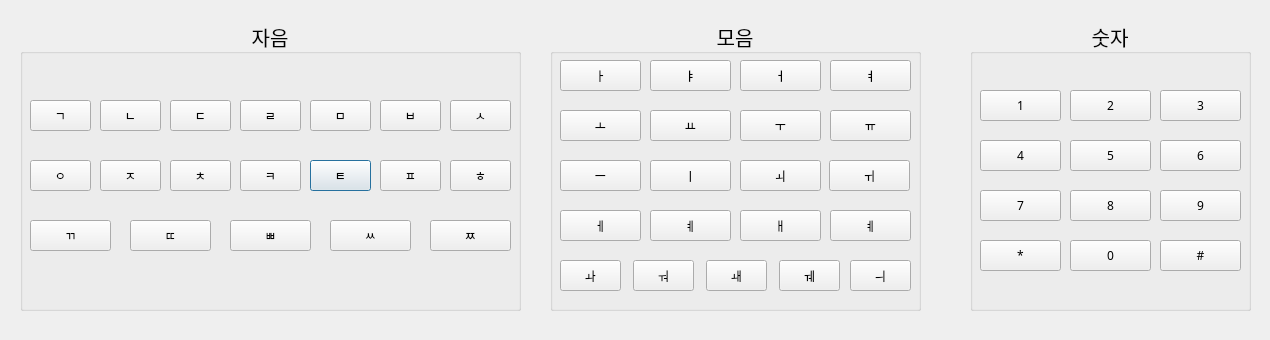
The window that ddaro_gui/ui/keyboardWindow.ui (Kyung-Hyun36/DDaRo) describes before a commit, drawn with Qt 5.
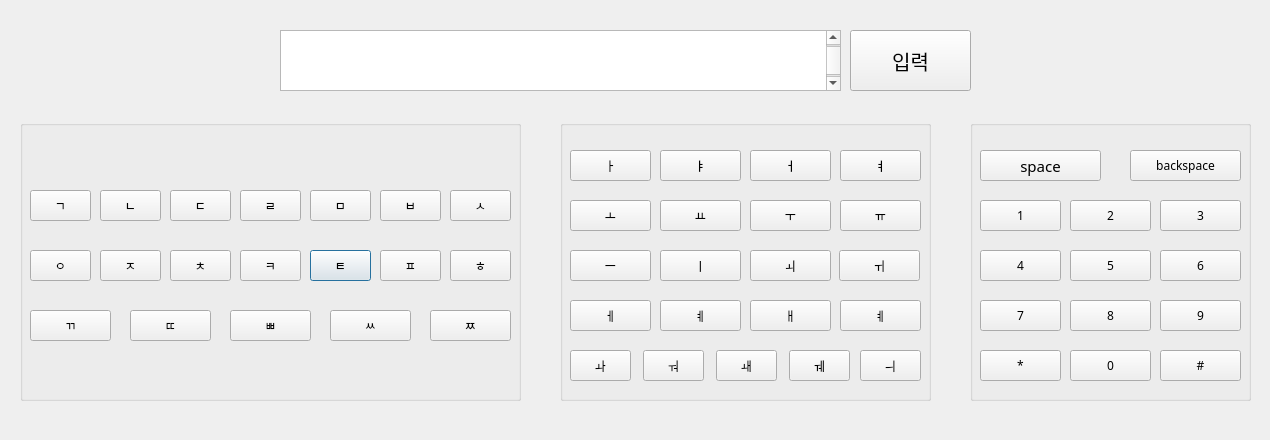
The same window after the commit.

Commit message: update keboardWindow.ui keyboardWindow.ui에 space, backspace, enter 버튼 추가

Diff of the .ui file:
```diff
--- a/ddaro_gui/ui/keyboardWindow.ui
+++ b/ddaro_gui/ui/keyboardWindow.ui
@@ -7,7 +7,7 @@
     <x>0</x>
     <y>0</y>
     <width>1270</width>
-    <height>340</height>
+    <height>440</height>
    </rect>
   </property>
   <property name="windowTitle">
@@ -17,9 +17,9 @@
    <property name="geometry">
     <rect>
      <x>20</x>
-     <y>20</y>
+     <y>120</y>
      <width>501</width>
-     <height>291</height>
+     <height>281</height>
     </rect>
    </property>
    <property name="font">
@@ -29,7 +29,7 @@
     </font>
    </property>
    <property name="title">
-    <string>자음</string>
+    <string/>
    </property>
    <property name="alignment">
     <set>Qt::AlignCenter</set>
@@ -38,10 +38,10 @@
   <widget class="QGroupBox" name="groupBox_2">
    <property name="geometry">
     <rect>
-     <x>550</x>
-     <y>20</y>
+     <x>560</x>
+     <y>120</y>
      <width>371</width>
-     <height>291</height>
+     <height>281</height>
     </rect>
    </property>
    <property name="font">
@@ -51,7 +51,7 @@
     </font>
    </property>
    <property name="title">
-    <string>모음</string>
+    <string/>
    </property>
    <property name="alignment">
     <set>Qt::AlignCenter</set>
@@ -61,7 +61,7 @@
    <property name="geometry">
     <rect>
      <x>310</x>
-     <y>160</y>
+     <y>250</y>
      <width>61</width>
      <height>31</height>
     </rect>
@@ -79,7 +79,7 @@
    <property name="geometry">
     <rect>
      <x>30</x>
-     <y>100</y>
+     <y>190</y>
      <width>61</width>
      <height>31</height>
     </rect>
@@ -97,7 +97,7 @@
    <property name="geometry">
     <rect>
      <x>30</x>
-     <y>160</y>
+     <y>250</y>
      <width>61</width>
      <height>31</height>
     </rect>
@@ -115,7 +115,7 @@
    <property name="geometry">
     <rect>
      <x>130</x>
-     <y>220</y>
+     <y>310</y>
      <width>81</width>
      <height>31</height>
     </rect>
@@ -133,7 +133,7 @@
    <property name="geometry">
     <rect>
      <x>100</x>
-     <y>100</y>
+     <y>190</y>
      <width>61</width>
      <height>31</height>
     </rect>
@@ -151,7 +151,7 @@
    <property name="geometry">
     <rect>
      <x>170</x>
-     <y>160</y>
+     <y>250</y>
      <width>61</width>
      <height>31</height>
     </rect>
@@ -169,7 +169,7 @@
    <property name="geometry">
     <rect>
      <x>240</x>
-     <y>160</y>
+     <y>250</y>
      <width>61</width>
      <height>31</height>
     </rect>
@@ -187,7 +187,7 @@
    <property name="geometry">
     <rect>
      <x>430</x>
-     <y>220</y>
+     <y>310</y>
      <width>81</width>
      <height>31</height>
     </rect>
@@ -205,7 +205,7 @@
    <property name="geometry">
     <rect>
      <x>450</x>
-     <y>100</y>
+     <y>190</y>
      <width>61</width>
      <height>31</height>
     </rect>
@@ -223,7 +223,7 @@
    <property name="geometry">
     <rect>
      <x>240</x>
-     <y>100</y>
+     <y>190</y>
      <width>61</width>
      <height>31</height>
     </rect>
@@ -241,7 +241,7 @@
    <property name="geometry">
     <rect>
      <x>310</x>
-     <y>100</y>
+     <y>190</y>
      <width>61</width>
      <height>31</height>
     </rect>
@@ -259,7 +259,7 @@
    <property name="geometry">
     <rect>
      <x>100</x>
-     <y>160</y>
+     <y>250</y>
      <width>61</width>
      <height>31</height>
     </rect>
@@ -277,7 +277,7 @@
    <property name="geometry">
     <rect>
      <x>30</x>
-     <y>220</y>
+     <y>310</y>
      <width>81</width>
      <height>31</height>
     </rect>
@@ -295,7 +295,7 @@
    <property name="geometry">
     <rect>
      <x>330</x>
-     <y>220</y>
+     <y>310</y>
      <width>81</width>
      <height>31</height>
     </rect>
@@ -313,7 +313,7 @@
    <property name="geometry">
     <rect>
      <x>450</x>
-     <y>160</y>
+     <y>250</y>
      <width>61</width>
      <height>31</height>
     </rect>
@@ -331,7 +331,7 @@
    <property name="geometry">
     <rect>
      <x>380</x>
-     <y>160</y>
+     <y>250</y>
      <width>61</width>
      <height>31</height>
     </rect>
@@ -349,7 +349,7 @@
    <property name="geometry">
     <rect>
      <x>170</x>
-     <y>100</y>
+     <y>190</y>
      <width>61</width>
      <height>31</height>
     </rect>
@@ -367,7 +367,7 @@
    <property name="geometry">
     <rect>
      <x>380</x>
-     <y>100</y>
+     <y>190</y>
      <width>61</width>
      <height>31</height>
     </rect>
@@ -385,7 +385,7 @@
    <property name="geometry">
     <rect>
      <x>230</x>
-     <y>220</y>
+     <y>310</y>
      <width>81</width>
      <height>31</height>
     </rect>
@@ -403,9 +403,9 @@
    <property name="geometry">
     <rect>
      <x>970</x>
-     <y>20</y>
+     <y>120</y>
      <width>281</width>
-     <height>291</height>
+     <height>281</height>
     </rect>
    </property>
    <property name="font">
@@ -415,17 +415,36 @@
     </font>
    </property>
    <property name="title">
-    <string>숫자</string>
+    <string/>
    </property>
    <property name="alignment">
     <set>Qt::AlignCenter</set>
    </property>
+   <widget class="QPushButton" name="spaceBtn">
+    <property name="geometry">
+     <rect>
+      <x>10</x>
+      <y>30</y>
+      <width>121</width>
+      <height>31</height>
+     </rect>
+    </property>
+    <property name="font">
+     <font>
+      <family>Gmarket Sans TTF</family>
+      <pointsize>11</pointsize>
+     </font>
+    </property>
+    <property name="text">
+     <string>space</string>
+    </property>
+   </widget>
   </widget>
   <widget class="QPushButton" name="pushButton_31">
    <property name="geometry">
     <rect>
-     <x>650</x>
-     <y>110</y>
+     <x>660</x>
+     <y>200</y>
      <width>81</width>
      <height>31</height>
     </rect>
@@ -442,8 +461,8 @@
   <widget class="QPushButton" name="pushButton_28">
    <property name="geometry">
     <rect>
-     <x>740</x>
-     <y>210</y>
+     <x>750</x>
+     <y>300</y>
      <width>81</width>
      <height>31</height>
     </rect>
@@ -460,8 +479,8 @@
   <widget class="QPushButton" name="pushButton_36">
    <property name="geometry">
     <rect>
-     <x>740</x>
-     <y>60</y>
+     <x>750</x>
+     <y>150</y>
      <width>81</width>
      <height>31</height>
     </rect>
@@ -478,8 +497,8 @@
   <widget class="QPushButton" name="pushButton_35">
    <property name="geometry">
     <rect>
-     <x>650</x>
-     <y>210</y>
+     <x>660</x>
+     <y>300</y>
      <width>81</width>
      <height>31</height>
     </rect>
@@ -496,8 +515,8 @@
   <widget class="QPushButton" name="pushButton_24">
    <property name="geometry">
     <rect>
-     <x>650</x>
-     <y>60</y>
+     <x>660</x>
+     <y>150</y>
      <width>81</width>
      <height>31</height>
     </rect>
@@ -514,8 +533,8 @@
   <widget class="QPushButton" name="pushButton_33">
    <property name="geometry">
     <rect>
-     <x>829</x>
-     <y>160</y>
+     <x>839</x>
+     <y>250</y>
      <width>81</width>
      <height>31</height>
     </rect>
@@ -532,8 +551,8 @@
   <widget class="QPushButton" name="pushButton_34">
    <property name="geometry">
     <rect>
-     <x>560</x>
-     <y>260</y>
+     <x>570</x>
+     <y>350</y>
      <width>61</width>
      <height>31</height>
     </rect>
@@ -550,8 +569,8 @@
   <widget class="QPushButton" name="pushButton_23">
    <property name="geometry">
     <rect>
-     <x>633</x>
-     <y>260</y>
+     <x>643</x>
+     <y>350</y>
      <width>61</width>
      <height>31</height>
     </rect>
@@ -568,8 +587,8 @@
   <widget class="QPushButton" name="pushButton_22">
    <property name="geometry">
     <rect>
-     <x>560</x>
-     <y>110</y>
+     <x>570</x>
+     <y>200</y>
      <width>81</width>
      <height>31</height>
     </rect>
@@ -586,8 +605,8 @@
   <widget class="QPushButton" name="pushButton_38">
    <property name="geometry">
     <rect>
-     <x>779</x>
-     <y>260</y>
+     <x>789</x>
+     <y>350</y>
      <width>61</width>
      <height>31</height>
     </rect>
@@ -604,8 +623,8 @@
   <widget class="QPushButton" name="pushButton_25">
    <property name="geometry">
     <rect>
-     <x>740</x>
-     <y>110</y>
+     <x>750</x>
+     <y>200</y>
      <width>81</width>
      <height>31</height>
     </rect>
@@ -622,8 +641,8 @@
   <widget class="QPushButton" name="pushButton_32">
    <property name="geometry">
     <rect>
-     <x>740</x>
-     <y>160</y>
+     <x>750</x>
+     <y>250</y>
      <width>81</width>
      <height>31</height>
     </rect>
@@ -640,8 +659,8 @@
   <widget class="QPushButton" name="pushButton_29">
    <property name="geometry">
     <rect>
-     <x>830</x>
-     <y>60</y>
+     <x>840</x>
+     <y>150</y>
      <width>81</width>
      <height>31</height>
     </rect>
@@ -658,8 +677,8 @@
   <widget class="QPushButton" name="pushButton_27">
    <property name="geometry">
     <rect>
-     <x>850</x>
-     <y>260</y>
+     <x>860</x>
+     <y>350</y>
      <width>61</width>
      <height>31</height>
     </rect>
@@ -676,8 +695,8 @@
   <widget class="QPushButton" name="pushButton_20">
    <property name="geometry">
     <rect>
-     <x>560</x>
-     <y>210</y>
+     <x>570</x>
+     <y>300</y>
      <width>81</width>
      <height>31</height>
     </rect>
@@ -694,8 +713,8 @@
   <widget class="QPushButton" name="pushButton_40">
    <property name="geometry">
     <rect>
-     <x>830</x>
-     <y>210</y>
+     <x>840</x>
+     <y>300</y>
      <width>81</width>
      <height>31</height>
     </rect>
@@ -712,8 +731,8 @@
   <widget class="QPushButton" name="pushButton_37">
    <property name="geometry">
     <rect>
-     <x>650</x>
-     <y>160</y>
+     <x>660</x>
+     <y>250</y>
      <width>81</width>
      <height>31</height>
     </rect>
@@ -730,8 +749,8 @@
   <widget class="QPushButton" name="pushButton_39">
    <property name="geometry">
     <rect>
-     <x>706</x>
-     <y>260</y>
+     <x>716</x>
+     <y>350</y>
      <width>61</width>
      <height>31</height>
     </rect>
@@ -748,8 +767,8 @@
   <widget class="QPushButton" name="pushButton_30">
    <property name="geometry">
     <rect>
-     <x>560</x>
-     <y>160</y>
+     <x>570</x>
+     <y>250</y>
      <width>81</width>
      <height>31</height>
     </rect>
@@ -766,8 +785,8 @@
   <widget class="QPushButton" name="pushButton_21">
    <property name="geometry">
     <rect>
-     <x>560</x>
-     <y>60</y>
+     <x>570</x>
+     <y>150</y>
      <width>81</width>
      <height>31</height>
     </rect>
@@ -784,8 +803,8 @@
   <widget class="QPushButton" name="pushButton_26">
    <property name="geometry">
     <rect>
-     <x>830</x>
-     <y>110</y>
+     <x>840</x>
+     <y>200</y>
      <width>81</width>
      <height>31</height>
     </rect>
@@ -803,7 +822,7 @@
    <property name="geometry">
     <rect>
      <x>1160</x>
-     <y>140</y>
+     <y>250</y>
      <width>81</width>
      <height>31</height>
     </rect>
@@ -821,7 +840,7 @@
    <property name="geometry">
     <rect>
      <x>980</x>
-     <y>240</y>
+     <y>350</y>
      <width>81</width>
      <height>31</height>
     </rect>
@@ -839,7 +858,7 @@
    <property name="geometry">
     <rect>
      <x>1070</x>
-     <y>190</y>
+     <y>300</y>
      <width>81</width>
      <height>31</height>
     </rect>
@@ -857,7 +876,7 @@
    <property name="geometry">
     <rect>
      <x>1160</x>
-     <y>90</y>
+     <y>200</y>
      <width>81</width>
      <height>31</height>
     </rect>
@@ -875,7 +894,7 @@
    <property name="geometry">
     <rect>
      <x>980</x>
-     <y>90</y>
+     <y>200</y>
      <width>81</width>
      <height>31</height>
     </rect>
@@ -893,7 +912,7 @@
    <property name="geometry">
     <rect>
      <x>1070</x>
-     <y>240</y>
+     <y>350</y>
      <width>81</width>
      <height>31</height>
     </rect>
@@ -911,7 +930,7 @@
    <property name="geometry">
     <rect>
      <x>1160</x>
-     <y>190</y>
+     <y>300</y>
      <width>81</width>
      <height>31</height>
     </rect>
@@ -929,7 +948,7 @@
    <property name="geometry">
     <rect>
      <x>980</x>
-     <y>140</y>
+     <y>250</y>
      <width>81</width>
      <height>31</height>
     </rect>
@@ -947,7 +966,7 @@
    <property name="geometry">
     <rect>
      <x>1160</x>
-     <y>240</y>
+     <y>350</y>
      <width>81</width>
      <height>31</height>
     </rect>
@@ -965,7 +984,7 @@
    <property name="geometry">
     <rect>
      <x>1070</x>
-     <y>90</y>
+     <y>200</y>
      <width>81</width>
      <height>31</height>
     </rect>
@@ -983,7 +1002,7 @@
    <property name="geometry">
     <rect>
      <x>1070</x>
-     <y>140</y>
+     <y>250</y>
      <width>81</width>
      <height>31</height>
     </rect>
@@ -1001,7 +1020,7 @@
    <property name="geometry">
     <rect>
      <x>980</x>
-     <y>190</y>
+     <y>300</y>
      <width>81</width>
      <height>31</height>
     </rect>
@@ -1015,6 +1034,77 @@
     <string>7</string>
    </property>
   </widget>
+  <widget class="QTextEdit" name="textBox">
+   <property name="enabled">
+    <bool>true</bool>
+   </property>
+   <property name="geometry">
+    <rect>
+     <x>280</x>
+     <y>30</y>
+     <width>561</width>
+     <height>61</height>
+    </rect>
+   </property>
+   <property name="font">
+    <font>
+     <family>Gmarket Sans TTF</family>
+     <pointsize>32</pointsize>
+     <weight>75</weight>
+     <italic>false</italic>
+     <bold>true</bold>
+    </font>
+   </property>
+   <property name="layoutDirection">
+    <enum>Qt::LeftToRight</enum>
+   </property>
+   <property name="autoFillBackground">
+    <bool>false</bool>
+   </property>
+   <property name="readOnly">
+    <bool>true</bool>
+   </property>
+   <property name="cursorWidth">
+    <number>5</number>
+   </property>
+  </widget>
+  <widget class="QPushButton" name="backspaceBtn">
+   <property name="geometry">
+    <rect>
+     <x>1130</x>
+     <y>150</y>
+     <width>111</width>
+     <height>31</height>
+    </rect>
+   </property>
+   <property name="font">
+    <font>
+     <family>Gmarket Sans TTF</family>
+    </font>
+   </property>
+   <property name="text">
+    <string>backspace</string>
+   </property>
+  </widget>
+  <widget class="QPushButton" name="enterBtn">
+   <property name="geometry">
+    <rect>
+     <x>850</x>
+     <y>30</y>
+     <width>121</width>
+     <height>61</height>
+    </rect>
+   </property>
+   <property name="font">
+    <font>
+     <family>Gmarket Sans TTF</family>
+     <pointsize>15</pointsize>
+    </font>
+   </property>
+   <property name="text">
+    <string>입력</string>
+   </property>
+  </widget>
  </widget>
  <resources/>
  <connections/>
```
